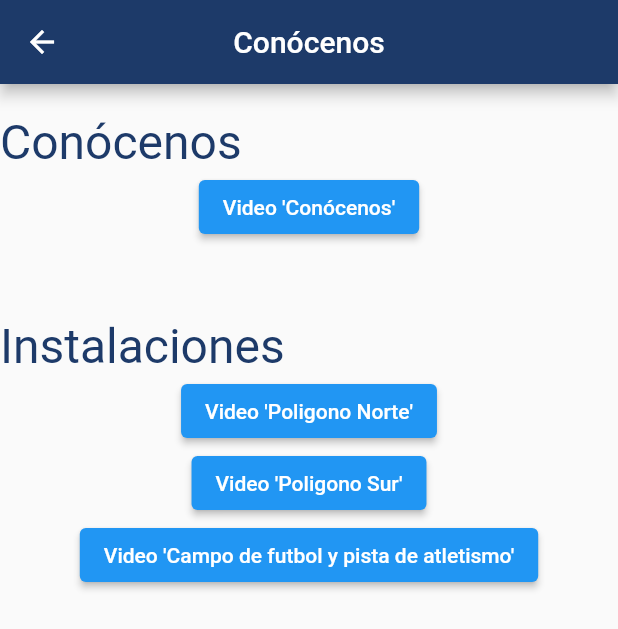
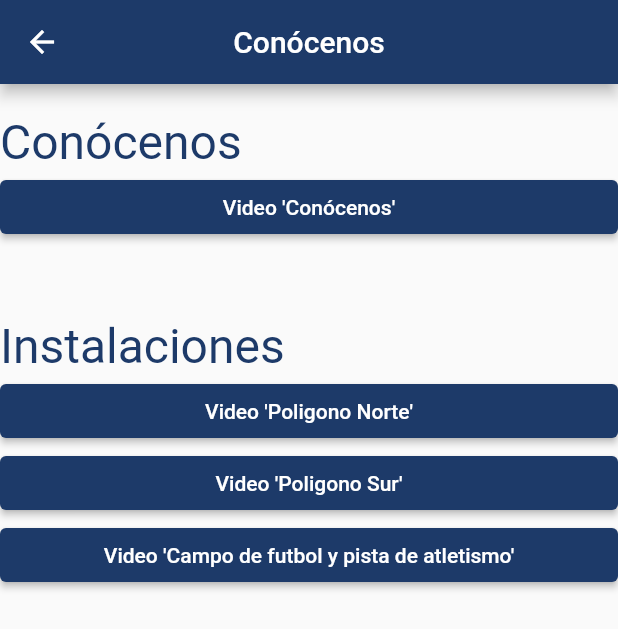
Before and after one commit to Checo8130/alumnos, a Flutter app: the Conocenos screen opened directly, on a phone screen of 412 x 824 dp. Shown: the top 629 px of the screen. Run offline on Flutter 3.47's test engine with Material 2 defaults, Android fonts, the phone set to English and light mode, and no system bars; our stand-ins replace video_player; missing offline and left inert: pdf_render, syncfusion_flutter_pdfviewer; network calls fail.

Commit message:
Estilo botones

```diff
--- a/lib/pages/pageConocenos.dart
+++ b/lib/pages/pageConocenos.dart
@@ -24,44 +24,80 @@ class _ConocenosState extends State<Conocenos> {
             child: Column(
           crossAxisAlignment: CrossAxisAlignment.center,
           children: [
-            const SizedBox(height:20,),
+            const SizedBox(
+              height: 20,
+            ),
             const Align(
               alignment: Alignment.topLeft,
-              child: Text("Conócenos",style: TextStyle(fontSize: 32,color: Color.fromARGB(255, 29, 58, 105)),),
+              child: Text(
+                "Conócenos",
+                style: TextStyle(
+                    fontSize: 32, color: Color.fromARGB(255, 29, 58, 105)),
               ),
-            ElevatedButton(
+            ),
+            SizedBox(
+              width: double.infinity,
+              child: ElevatedButton(
+                  style: ElevatedButton.styleFrom(
+                    primary: const Color.fromARGB(255, 29, 58, 105),
+                  ),
                   onPressed: () {
                     Navigator.of(context).push(MaterialPageRoute(
                       builder: (context) => const conocenosvideo(),
                     ));
                   },
                   child: const Text("Video 'Conócenos'")),
-            const SizedBox(height: 50,),
+            ),
+            const SizedBox(
+              height: 50,
+            ),
             const Align(
               alignment: Alignment.topLeft,
-              child: Text("Instalaciones",style: TextStyle(fontSize: 32,color: Color.fromARGB(255, 29, 58, 105)),),
+              child: Text(
+                "Instalaciones",
+                style: TextStyle(
+                    fontSize: 32, color: Color.fromARGB(255, 29, 58, 105)),
               ),
-            ElevatedButton(
+            ),
+            SizedBox(
+              width: double.infinity,
+              child: ElevatedButton(
+                  style: ElevatedButton.styleFrom(
+                    primary: const Color.fromARGB(255, 29, 58, 105),
+                  ),
                   onPressed: () {
                     Navigator.of(context).push(MaterialPageRoute(
                       builder: (context) => const instalacionesvideo1(),
                     ));
                   },
                   child: const Text("Video 'Poligono Norte'")),
-            ElevatedButton(
+            ),
+            SizedBox(
+              width: double.infinity,
+              child: ElevatedButton(
+                  style: ElevatedButton.styleFrom(
+                    primary: const Color.fromARGB(255, 29, 58, 105),
+                  ),
                   onPressed: () {
                     Navigator.of(context).push(MaterialPageRoute(
                       builder: (context) => const instalacionesvideo2(),
                     ));
                   },
                   child: const Text("Video 'Poligono Sur'")),
-            ElevatedButton(
+            ),
+            SizedBox(
+                width: double.infinity,
+                child: ElevatedButton(
+                    style: ElevatedButton.styleFrom(
+                      primary: const Color.fromARGB(255, 29, 58, 105),
+                    ),
                     onPressed: () {
                       Navigator.of(context).push(MaterialPageRoute(
                         builder: (context) => const instalacionesvideo3(),
                       ));
                     },
-                child: const Text("Video 'Campo de futbol y pista de atletismo'"))
+                    child: const Text(
+                        "Video 'Campo de futbol y pista de atletismo'"))),
           ],
         )));
   }
```
Lines whose indentation alone changed are shown as unchanged.
